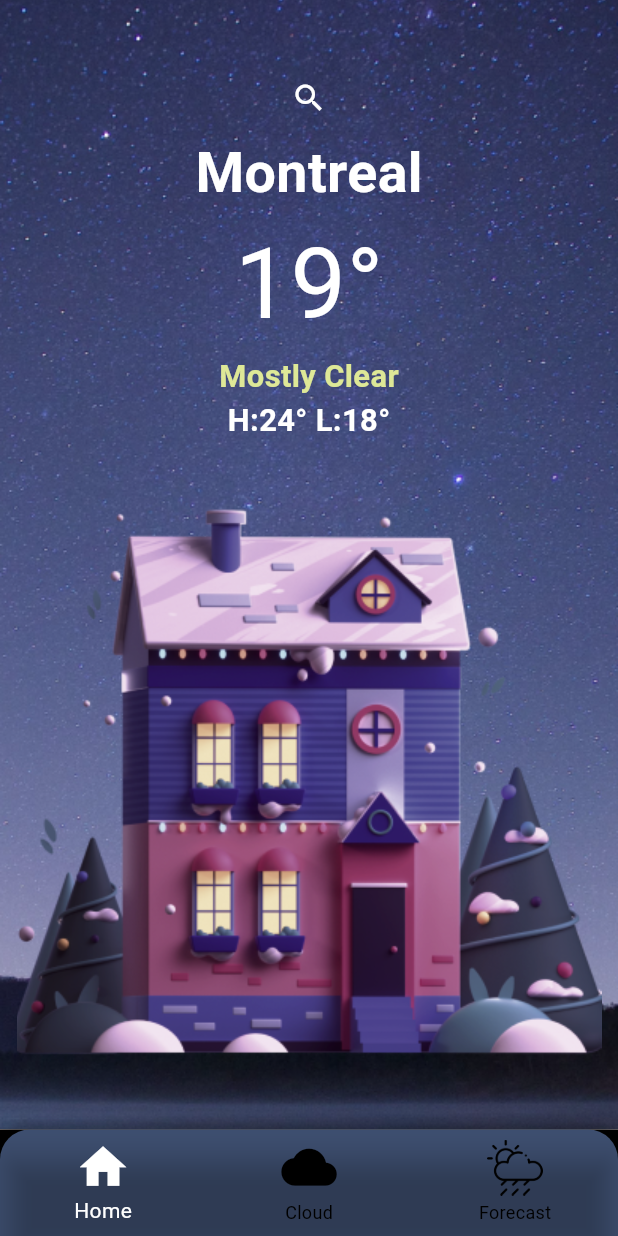
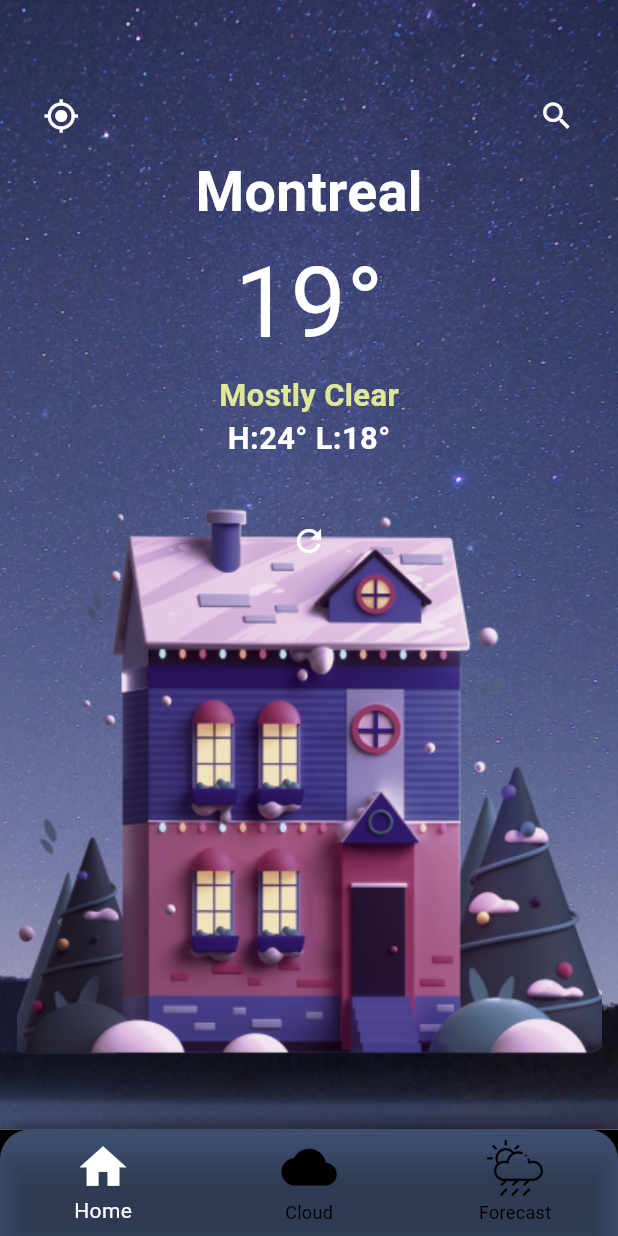
Before and after one commit to EsmailElmahdy/Weather_App, a Flutter app: the screen it shows after launch, on a phone screen of 412 x 824 dp. Run offline on Flutter 3.47's test engine with Material 3 defaults, Android fonts, the phone set to English and light mode, and no system bars; our stand-ins replace geocoding, geolocator, shared_preferences; Roboto replaces fonts that are missing (SanProDisplay); project files that could hold a hidden picture were left out.

Commit message:
latest features

```diff
--- a/lib/Country_List.dart
+++ b/lib/Country_List.dart
@@ -6,7 +6,6 @@ class helper {
   'Algeria': [28.033886, 1.659626],
   'Andorra': [42.506317, 1.521835],
   'Angola': [-11.202692, 17.873887],
-  'Antigua and Barbuda': [17.060816, -61.796428],
   'Argentina': [-38.416097, -63.616672],
   'Armenia': [40.069099, 45.038189],
   'Australia': [-25.274398, 133.775136],
@@ -51,7 +50,7 @@ class helper {
   'Dominica': [15.414999, -61.370976],
   'Dominican Republic': [18.735693, -70.162651],
   'Ecuador': [-1.831239, -78.183406],
-  'Egypt': [26.820553, 30.802498],
+  'Egypt': [30.033333, 31.233334],
   'El Salvador': [13.794185, -88.89653],
   'Equatorial Guinea': [1.650801, 10.267895],
   'Eritrea': [15.179384, 39.782334],
--- a/lib/main_screen.dart
+++ b/lib/main_screen.dart
@@ -58,19 +58,35 @@ class _MainScreenState extends State<MainScreen> {
                 fit: BoxFit.cover,
               ),
             ),
-            Positioned(
-              top: screenWidth * 0.1,
+            Container(
+              padding: EdgeInsets.only(top: screenWidth * 0.13),
+              // top: screenWidth * 0.13,
               child: Column(
+                crossAxisAlignment: CrossAxisAlignment.center,
                 children: [
                   Row(
-                    // mainAxisAlignment: MainAxisAlignment.end,
+                    mainAxisAlignment: MainAxisAlignment.spaceBetween,
                     children: [
                       IconButton(
+                          padding: EdgeInsets.only(left: screenWidth * 0.07),
+                          onPressed: () {
+                            setState(() {
+                              helper.Country = null;
+                              fetchWeather();
+                            });
+                          },
+                          icon: const Icon(
+                            Icons.my_location,
+                            color: Colors.white,
+                          )),
+                      IconButton(
+                          padding: EdgeInsets.only(right: screenWidth * 0.07),
                           onPressed: () {
                             Navigator.push(
                                 context,
                                 MaterialPageRoute(
-                                    builder: (context) => SearchListScreen()));
+                                    builder: (context) =>
+                                        const SearchListScreen()));
                           },
                           icon: const Icon(
                             Icons.search,
@@ -78,15 +94,15 @@ class _MainScreenState extends State<MainScreen> {
                           )),
                     ],
                   ),
-                  Text(
-                    helper.Country != null
-                        ? "$cityName (${helper.Country})"
-                        : cityName,
-                    style: TextStyle(
-                      fontFamily: 'SanProDisplay',
-                      color: Colors.white,
-                      fontSize: screenWidth * 0.09,
-                      fontWeight: FontWeight.bold,
+                  Container(
+                    child: Text(
+                      cityName,
+                      style: TextStyle(
+                        fontFamily: 'SanProDisplay',
+                        color: Colors.white,
+                        fontSize: screenWidth * 0.09,
+                        fontWeight: FontWeight.bold,
+                      ),
                     ),
                   ),
                   Text(
@@ -115,6 +131,19 @@ class _MainScreenState extends State<MainScreen> {
                       fontWeight: FontWeight.bold,
                     ),
                   ),
+                  Container(
+                    padding: const EdgeInsets.only(top: 30),
+                    child: IconButton(
+                        onPressed: () {
+                          setState(() {
+                              fetchWeather();
+                            });
+                        },
+                        icon: const Icon(
+                          Icons.refresh,
+                          color: Colors.white,
+                        )),
+                  )
                 ],
               ),
             ),
```
